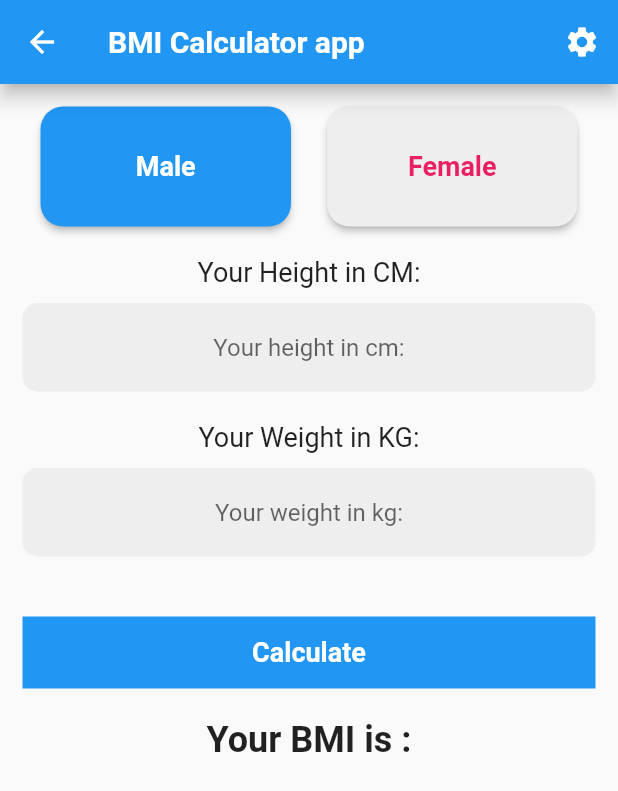
After one commit to madahetooo/flutter_academy_en, a Flutter app: the HomeScreen screen opened directly, after a tap on "BMI Calculator App", on a phone screen of 412 x 824 dp. The commit adds this screen. Shown: the top 791 px of the screen. Run offline on Flutter 3.47's test engine with Material 2 defaults, Android fonts, the phone set to English and light mode, and no system bars; our stand-ins replace fluttertoast; network calls fail.

Commit message:
Added BMI Calculator app

```diff
--- /dev/null
+++ b/lib/bmi_calculator.dart
@@ -0,0 +1,185 @@
+import 'package:flutter/material.dart';
+
+class BMICalculator extends StatefulWidget {
+  const BMICalculator({Key? key}) : super(key: key);
+
+  @override
+  State<BMICalculator> createState() => _BMICalculatorState();
+}
+
+class _BMICalculatorState extends State<BMICalculator> {
+  int currentIndex = 0;
+  String result = "";
+  double height =0;
+  double weight =0;
+  TextEditingController heightController = TextEditingController();
+  TextEditingController weightController = TextEditingController();
+
+  @override
+  Widget build(BuildContext context) {
+    return Scaffold(
+      appBar: AppBar(
+        title: const Text(
+          "BMI Calculator app",
+          style: TextStyle(
+            fontWeight: FontWeight.bold,
+          ),
+        ),
+        elevation: 5,
+        actions: [
+          IconButton(onPressed: () {}, icon: const Icon(Icons.settings))
+        ],
+      ),
+      body: SingleChildScrollView(
+        child: Padding(
+          padding: const EdgeInsets.all(15.0),
+          child: Column(
+            children: [
+              Row(
+                children: [
+                  radioButton("Male", Colors.blue, 0),
+                  radioButton("Female", Colors.pink, 1),
+                ],
+              ),
+              const SizedBox(
+                height: 20.0,
+              ),
+              const Text(
+                "Your Height in CM:",
+                style: TextStyle(fontSize: 18.0),
+              ),
+              const SizedBox(
+                height: 10.0,
+              ),
+              TextField(
+                keyboardType: TextInputType.number,
+                textAlign: TextAlign.center,
+                controller: heightController,
+                decoration: InputDecoration(
+                    hintText: "Your height in cm:",
+                    filled: true,
+                    fillColor: Colors.grey[200],
+                    border: OutlineInputBorder(
+                      borderRadius: BorderRadius.circular(10.0),
+                      borderSide: BorderSide.none,
+                    )),
+              ),
+              const SizedBox(
+                height: 20.0,
+              ),
+              const Text(
+                "Your Weight in KG:",
+                style: TextStyle(fontSize: 18.0),
+              ),
+              const SizedBox(
+                height: 10.0,
+              ),
+              TextField(
+                keyboardType: TextInputType.number,
+                textAlign: TextAlign.center,
+                controller: weightController,
+                decoration: InputDecoration(
+                    hintText: "Your weight in kg:",
+                    filled: true,
+                    fillColor: Colors.grey[200],
+                    border: OutlineInputBorder(
+                      borderRadius: BorderRadius.circular(10.0),
+                      borderSide: BorderSide.none,
+                    )),
+              ),
+              const SizedBox(
+                height: 40.0,
+              ),
+              Container(
+                  color: Colors.blue,
+                  width: double.infinity,
+                  child: TextButton(
+                    onPressed: () {
+                      setState(() {
+                       height = double.parse( heightController.value.text); // Height value
+                       weight = double.parse( weightController.value.text); // Weight value
+                      });
+                      calculateBMI(height, weight);
+                    },
+                    child: const Text(
+                      "Calculate",
+                      style: TextStyle(
+                          color: Colors.white,
+                          fontWeight: FontWeight.bold,
+                          fontSize: 18.0),
+                    ),
+                  )),
+              const SizedBox(
+                height: 20.0,
+              ),
+              const SizedBox(
+                width: double.infinity,
+                child: Text(
+                  "Your BMI is : ",
+                  textAlign: TextAlign.center,
+                  style: TextStyle(
+                    fontSize: 24.0,
+                    fontWeight: FontWeight.bold,
+                  ),
+                ),
+              ),
+              const SizedBox(
+                height: 30.0,
+              ),
+              SizedBox(
+                width: double.infinity,
+                child: Text(
+                  "$result",
+                  textAlign: TextAlign.center,
+                  style: const TextStyle(
+                    fontSize: 50.0,
+                    fontWeight: FontWeight.bold,
+                  ),
+                ),
+              ),
+            ],
+          ),
+        ),
+      ),
+    );
+  }
+
+  Widget radioButton(String gender, Color color, int index) {
+    return Expanded(
+        child: Container(
+      margin: const EdgeInsets.symmetric(horizontal: 12.0),
+      height: 80.0,
+      child: MaterialButton(
+        onPressed: () {
+          changeIndex(index);
+        },
+        color: currentIndex == index ? color : Colors.grey[200],
+        shape: RoundedRectangleBorder(
+          borderRadius: BorderRadius.circular(15.0),
+        ),
+        child: Text(
+          gender,
+          style: TextStyle(
+            color: currentIndex == index ? Colors.white : color,
+            fontSize: 18.0,
+            fontWeight: FontWeight.bold,
+          ),
+        ),
+      ),
+    ));
+  }
+
+  void changeIndex(int index) {
+    setState(() {
+      currentIndex = index;
+    });
+  }
+
+  void calculateBMI(double height, double weight) {
+    double finalResult = weight / (height * height / 10000);
+    String bmiResult = finalResult.toStringAsFixed(2);
+    setState(() {
+      result = bmiResult ;
+    });
+  }
+}
--- a/lib/home.dart
+++ b/lib/home.dart
@@ -1,5 +1,6 @@
 import 'package:flutter/material.dart';
 import 'package:flutter_academy_en/basic_widgets.dart';
+import 'package:flutter_academy_en/bmi_calculator.dart';
 import 'package:flutter_academy_en/bottom_navigation_bar_widget.dart';
 import 'package:flutter_academy_en/grid_image_widget.dart';
 import 'package:flutter_academy_en/toast_widget.dart';
@@ -114,7 +115,14 @@ class _HomeScreenState extends State<HomeScreen> {
                   ),
                 ),
               ),
-              Container(
+              GestureDetector(
+                onTap: () {
+                  Navigator.push(
+                      context,
+                      MaterialPageRoute(
+                          builder: (context) => BMICalculator()));
+                },
+                child: Container(
                   padding: const EdgeInsets.all(20),
                   margin: const EdgeInsets.all(20),
                   decoration: BoxDecoration(
@@ -130,6 +138,7 @@ class _HomeScreenState extends State<HomeScreen> {
                     child: Text(
                       'BMI Calculator App',
                       style: TextStyle(fontWeight: FontWeight.bold, fontSize: 20),
+                    ),
                   ),
                 ),
               ),
```
Lines whose indentation alone changed are shown as unchanged.
